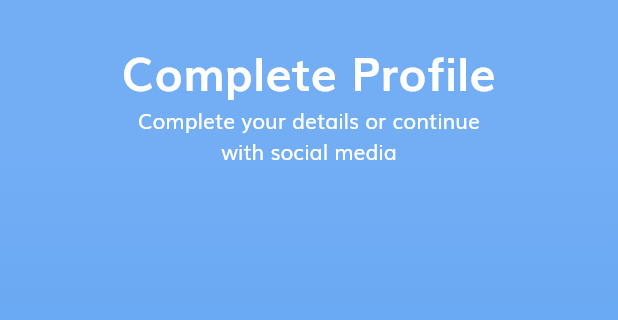
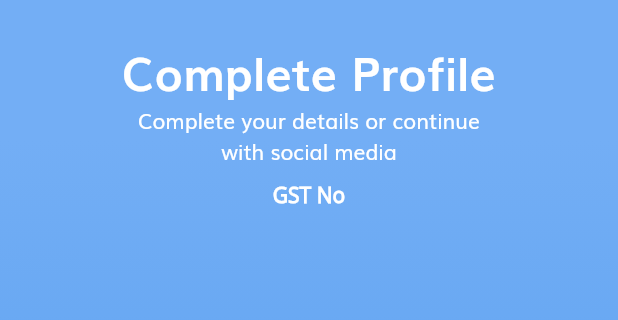
Before and after one commit to SwitchCare/switchCareMobile, a Flutter app: the CompleteProfileScreen screen opened by its route, on a phone screen of 412 x 824 dp, the part 59-379 px from its top. Run offline on Flutter 3.47's test engine with Material 2 defaults, Android fonts, the light colour scheme and no system bars; our stand-ins replace awesome_dialog, flutter_spinkit, flutter_svg.

Commit message:
Committing changes for New Screen

```diff
--- a/lib/screens/complete_profile/complete_profile_body.dart
+++ b/lib/screens/complete_profile/complete_profile_body.dart
@@ -64,8 +64,45 @@ class CompleteProfileForm extends StatefulWidget {
 }
 
 class _CompleteProfileFormState extends State<CompleteProfileForm> {
+  final _formKey = GlobalKey<FormState>();
+  final List<String> errors = [];
+  String gstNo;
+  String companyName;
+  String contactNo;
+  String address;
+
+  void addError({String error}) {
+    if (!errors.contains(error)) {
+      setState(() {
+        errors.add(error);
+      });
+    }
+  }
+
+  void removeError({String error}) {
+    if (!errors.contains(error)) {
+      setState(() {
+        errors.remove(error);
+      });
+    }
+  }
+
   @override
   Widget build(BuildContext context) {
-    return Container();
+    return Form(
+        key: _formKey,
+        child: Column(
+          crossAxisAlignment: CrossAxisAlignment.start,
+          children: [
+            Text(
+              "GST No",
+              style: TextStyle(
+                color: Colors.white,
+                fontWeight: FontWeight.bold,
+                fontFamily: 'OpenSans',
+              ),
+            ),
+          ],
+        ));
   }
 }
--- a/lib/screens/sign_in/noaccount_text.dart
+++ b/lib/screens/sign_in/noaccount_text.dart
@@ -1,5 +1,4 @@
 import 'package:flutter/material.dart';
-import 'package:shop_app/screens/forgot_password/forgot_password_screen.dart';
 import 'package:shop_app/screens/sign_up/signup_screen.dart';
 
 import '../../size_config.dart';
@@ -20,8 +19,7 @@ class NoAccountText extends StatelessWidget {
               fontSize: getProportionateScreenWidth(16), color: Colors.white),
         ),
         GestureDetector(
-          onTap: () =>
-              Navigator.popAndPushNamed(context, SignUpScreen.routeName),
+          onTap: () => Navigator.pushNamed(context, SignUpScreen.routeName),
           child: Text(
             "Sign Up",
             style: TextStyle(
--- a/pubspec.yaml
+++ b/pubspec.yaml
@@ -26,6 +26,8 @@ dependencies:
   connectivity: ^2.0.2
   flutter_spinkit: ^4.1.2
   awesome_dialog: ^1.3.1
+  firebase_auth: ^0.20.1
+  cloud_firestore: ^0.16.0+1
 
   # The following adds the Cupertino Icons font to your application.
   # Use with the CupertinoIcons class for iOS style icons.
```
Also changed, not shown: pubspec.lock, 3 other files.
